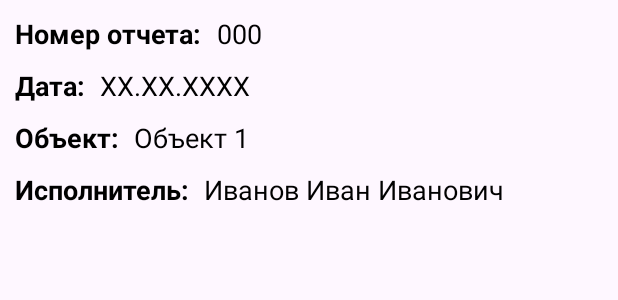
After one commit to DmitryMazaev/DaylyReport2, an Android app: the layout element_list_report_item.xml on its own in the app's theme, with its tools: preview values and no code run, on a phone screen of 412 x 824 dp. The commit adds this screen. Shown: the top 300 px of the screen. Run offline under Robolectric (Android 15) with nearby library versions, the phone set to English and light mode, and no system bars.

Commit message:
fireBase_3

```diff
--- a/app/src/main/java/com/example/daylyreport/ReportFragment.kt
+++ b/app/src/main/java/com/example/daylyreport/ReportFragment.kt
@@ -6,6 +6,7 @@ import android.view.LayoutInflater
 import android.view.View
 import android.view.ViewGroup
 import androidx.fragment.app.viewModels
+import androidx.navigation.fragment.findNavController
 import androidx.recyclerview.widget.LinearLayoutManager
 import androidx.recyclerview.widget.RecyclerView
 import com.example.daylyreport.adapter.ItemTypeOfWork
@@ -26,12 +27,7 @@ class ReportFragment : Fragment() {
     // onDestroyView.
     private val binding get() = _binding!!
     private val viewModel: ReportViewModel by viewModels()
-    private val items = mutableListOf<ItemTypeOfWork>()
-    private lateinit var recyclerView: RecyclerView
     private val typeOfWorkAdapter = TypeOfWorkAdapter()
-    val data:ArrayList<TypeOfWork> = ArrayList()
-
-
     override fun onCreateView(
         inflater: LayoutInflater, container: ViewGroup?,
         savedInstanceState: Bundle?
@@ -54,9 +50,9 @@ class ReportFragment : Fragment() {
                 null,
                 null)
             viewModel.addNewReport(report)
+            findNavController().navigate(R.id.action_ReportFragment_to_ListReportFragment)
         }
         binding.buttonAddNewWork.setOnClickListener {
-            //data.add(TypeOfWork(null,null, null, null, null))
             binding.newWorkRecyclerView.layoutManager = LinearLayoutManager(requireContext())
             binding.newWorkRecyclerView.adapter = typeOfWorkAdapter
             typeOfWorkAdapter.setData()
--- /dev/null
+++ b/app/src/main/java/com/example/daylyreport/adapter/ElementReportAdapter.kt
@@ -0,0 +1,6 @@
+package com.example.daylyreport.adapter
+
+import androidx.recyclerview.widget.RecyclerView
+
+class ElementReportAdapter: RecyclerView.Adapter<ElementReportAdapter.ViewHolder>() {
+}
--- /dev/null
+++ b/app/src/main/res/layout/element_list_report_item.xml
@@ -0,0 +1,80 @@
+<?xml version="1.0" encoding="utf-8"?>
+<androidx.constraintlayout.widget.ConstraintLayout xmlns:android="http://schemas.android.com/apk/res/android"
+    android:layout_width="match_parent"
+    android:layout_height="match_parent"
+    xmlns:app="http://schemas.android.com/apk/res-auto"
+    android:id="@+id/element_list_report_recycler">
+    <TextView
+        style="@style/heading_report_style"
+        android:id="@+id/key_dayly_report_text"
+        android:layout_width="wrap_content"
+        android:layout_height="wrap_content"
+        android:text="@string/key_report_text"
+        app:layout_constraintTop_toTopOf="parent"
+        app:layout_constraintStart_toStartOf="parent"
+        />
+    <TextView
+        style="@style/edit_text_report_style"
+        android:id="@+id/key_dayly_report"
+        android:layout_width="wrap_content"
+        android:layout_height="wrap_content"
+        android:text="000"
+        app:layout_constraintBottom_toBottomOf="@+id/key_dayly_report_text"
+        app:layout_constraintStart_toEndOf="@+id/key_dayly_report_text"
+        />
+    <TextView
+        style="@style/heading_report_style"
+        android:id="@+id/date_text"
+        android:layout_width="wrap_content"
+        android:layout_height="wrap_content"
+        android:text="@string/date_of_report_text"
+        app:layout_constraintTop_toBottomOf="@+id/key_dayly_report_text"
+        app:layout_constraintStart_toStartOf="parent"
+        />
+    <TextView
+        style="@style/edit_text_report_style"
+        android:id="@+id/date"
+        android:layout_width="wrap_content"
+        android:layout_height="wrap_content"
+        android:text="XX.XX.XXXX"
+        app:layout_constraintBottom_toBottomOf="@+id/date_text"
+        app:layout_constraintStart_toEndOf="@+id/date_text"
+        />
+    <TextView
+        style="@style/heading_report_style"
+        android:id="@+id/construction_object_text"
+        android:layout_width="wrap_content"
+        android:layout_height="wrap_content"
+        android:text="@string/object_text"
+        app:layout_constraintTop_toBottomOf="@+id/date_text"
+        app:layout_constraintStart_toStartOf="parent"
+        />
+    <TextView
+        style="@style/edit_text_report_style"
+        android:id="@+id/construction_object"
+        android:layout_width="wrap_content"
+        android:layout_height="wrap_content"
+        android:text="Объект 1"
+        app:layout_constraintBottom_toBottomOf="@+id/construction_object_text"
+        app:layout_constraintStart_toEndOf="@+id/construction_object_text"
+        />
+    <TextView
+        style="@style/heading_report_style"
+        android:id="@+id/foreman_text"
+        android:layout_width="wrap_content"
+        android:layout_height="wrap_content"
+        android:text="@string/foreman_text"
+        app:layout_constraintTop_toBottomOf="@+id/construction_object_text"
+        app:layout_constraintStart_toStartOf="parent"
+        />
+    <TextView
+        style="@style/edit_text_report_style"
+        android:id="@+id/foreman"
+        android:layout_width="wrap_content"
+        android:layout_height="wrap_content"
+        android:text="Иванов Иван Иванович"
+        app:layout_constraintBottom_toBottomOf="@+id/foreman_text"
+        app:layout_constraintStart_toEndOf="@+id/foreman_text"
+        />
+
+</androidx.constraintlayout.widget.ConstraintLayout>
--- a/app/src/main/res/values/strings.xml
+++ b/app/src/main/res/values/strings.xml
@@ -36,6 +36,10 @@
     <string name="button_add_new_report_text">ДОБАВИТЬ ОТЧЕТ</string>
     <string name="list_report_text">Сменные отчеты:</string>
     <string name="button_new_report">НОВЫЙ ОТЧЕТ</string>
+    <string name="key_report_text">Номер отчета: </string>
+    <string name="date_of_report_text">Дата: </string>
+    <string name="object_text">Объект: </string>
+    <string name="foreman_text">Исполнитель: </string>
 
 
 
```
